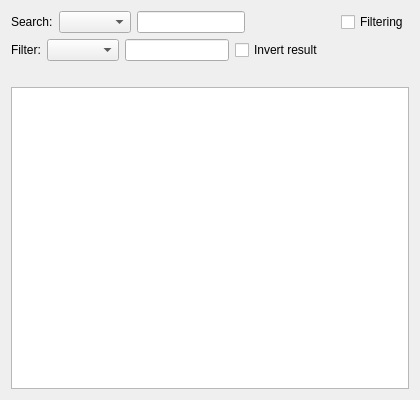
jablonkai/QDictionary, file src/ui/dictionarywidget.ui: the form before one commit.
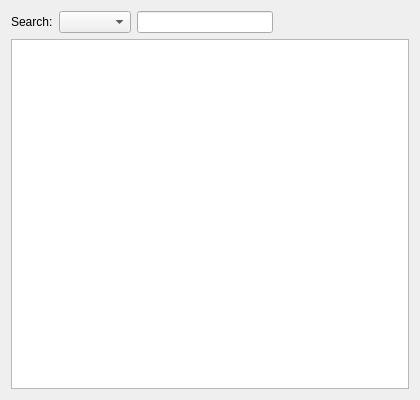
The form after the commit.

Patch:
```diff
--- a/src/ui/dictionarywidget.ui
+++ b/src/ui/dictionarywidget.ui
@@ -45,65 +45,8 @@
        </property>
       </spacer>
      </item>
-     <item>
-      <widget class="QCheckBox" name="filteringCheckBox" >
-       <property name="text" >
-        <string>Filtering</string>
-       </property>
-      </widget>
-     </item>
     </layout>
    </item>
-   <item>
-    <layout class="QHBoxLayout" >
-     <item>
-      <widget class="QLabel" name="filterLabel" >
-       <property name="text" >
-        <string>Filter:</string>
-       </property>
-      </widget>
-     </item>
-     <item>
-      <widget class="QComboBox" name="filterComboBox" />
-     </item>
-     <item>
-      <widget class="QLineEdit" name="filterLineEdit" />
-     </item>
-     <item>
-      <widget class="QCheckBox" name="filterCheckBox" >
-       <property name="text" >
-        <string>Invert result</string>
-       </property>
-      </widget>
-     </item>
-     <item>
-      <spacer>
-       <property name="orientation" >
-        <enum>Qt::Horizontal</enum>
-       </property>
-       <property name="sizeHint" >
-        <size>
-         <width>88</width>
-         <height>20</height>
-        </size>
-       </property>
-      </spacer>
-     </item>
-    </layout>
-   </item>
-   <item>
-    <spacer>
-     <property name="orientation" >
-      <enum>Qt::Horizontal</enum>
-     </property>
-     <property name="sizeHint" >
-      <size>
-       <width>40</width>
-       <height>20</height>
-      </size>
-     </property>
-    </spacer>
-   </item>
    <item>
     <widget class="QTableView" name="tableView" >
      <property name="editTriggers" >
```
